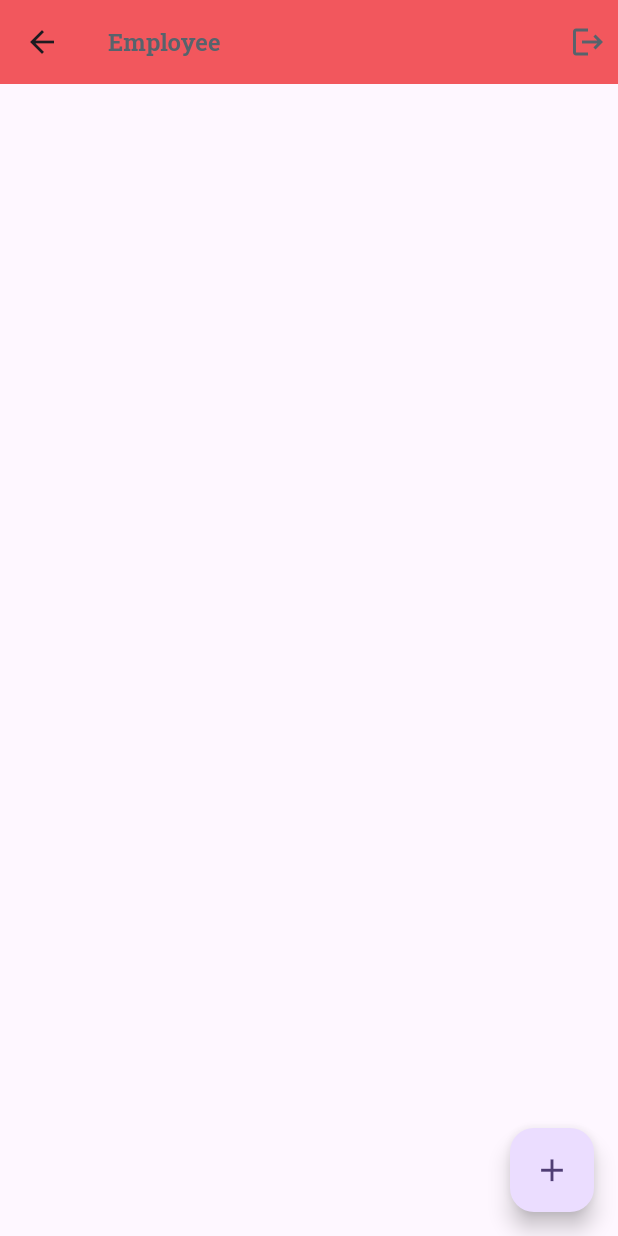
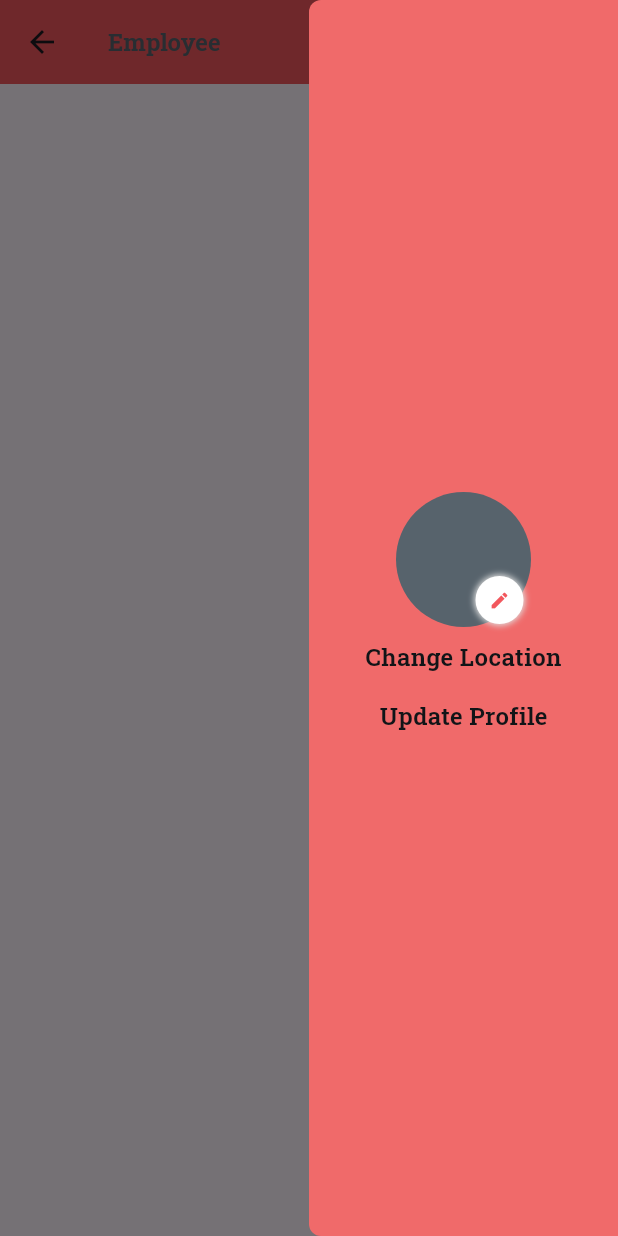
Before and after one commit to salahvk/magadh_tech_project, a Flutter app: the HomeScreen screen opened by its route, with the side drawer open (before the commit the screen has no drawer), on a phone screen of 412 x 824 dp. Run offline on Flutter 3.47's test engine with Material 2 defaults, Android fonts, the phone set to English and light mode, and no system bars; drawn by our look-alikes of cached_network_image, pull_to_refresh; our stand-ins replace dartz, firebase_core, font_awesome_flutter, freezed_annotation, google_fonts, google_maps_flutter and 7 more; missing offline and left inert: multi_state_button; accounts and stored records are empty; generated files the repository leaves out were written again; network calls fail.

Commit message:
update desing added

```diff
--- a/lib/data/providers/data_provider.dart
+++ b/lib/data/providers/data_provider.dart
@@ -1,8 +1,12 @@
 import 'package:flutter/material.dart';
+import 'package:image_picker/image_picker.dart';
+import 'package:magadh_tech/data/model/login_verify_model.dart';
 import 'package:magadh_tech/data/model/user_list.dart';
 
 class DataProvider with ChangeNotifier {
   UsersListModel? usersListModel;
+  LoginVerifyModel? loginVerifyModel;
+  XFile? imageFile;
 
   void getUserData(UsersListModel value) {
     if (usersListModel?.users != null) {
@@ -14,4 +18,10 @@ class DataProvider with ChangeNotifier {
     }
     notifyListeners();
   }
+
+  void getProfileData(LoginVerifyModel value) {
+    loginVerifyModel = value;
+
+    notifyListeners();
+  }
 }
--- a/lib/data/services/login_services.dart
+++ b/lib/data/services/login_services.dart
@@ -8,4 +8,6 @@ abstract class MagadhServices {
   Future<Either<MainFailure, LoginRequestModel>> userLogin();
   Future<Either<MainFailure, UsersListModel>> getUsers();
   Future<Either<MainFailure, LoginVerifyModel>> loginVerify();
+  Future<Either<MainFailure, LoginVerifyModel>> verifyToken();
+  Future<Either<MainFailure, LoginVerifyModel>> updateProfile();
 }
--- a/lib/presentation/screens/home_page.dart
+++ b/lib/presentation/screens/home_page.dart
@@ -6,6 +6,7 @@ import 'package:magadh_tech/controllers/text_controllers.dart';
 import 'package:magadh_tech/presentation/screens/user_detail_screen.dart';
 import 'package:magadh_tech/data/providers/data_provider.dart';
 import 'package:magadh_tech/data/repositories/login_request.dart';
+import 'package:magadh_tech/presentation/widgets/custom_drawer.dart';
 import 'package:magadh_tech/utils/color_manager.dart';
 import 'package:magadh_tech/utils/style_manager.dart';
 import 'package:provider/provider.dart';
@@ -48,6 +49,7 @@ class _HomeScreenState extends State<HomeScreen> {
   Widget build(BuildContext context) {
     final provider = Provider.of<DataProvider>(context, listen: true);
     final userData = provider.usersListModel?.users;
+    final size = MediaQuery.of(context).size;
     return Scaffold(
       appBar: AppBar(
         backgroundColor: ColorManager.primary,
@@ -56,20 +58,53 @@ class _HomeScreenState extends State<HomeScreen> {
           style: getSemiBoldtStyle(color: ColorManager.grayDark, fontSize: 16),
         ),
         actions: [
-          InkWell(
-            onTap: () {
-              // logoutFun(context);
-            },
-            child: const Padding(
-              padding: EdgeInsets.all(8.0),
-              child: Icon(
-                Icons.logout,
-                color: ColorManager.grayDark,
+          // InkWell(
+          //   onTap: () {
+          //     // logoutFun(context);
+          //   },
+          //   child: const Padding(
+          //     padding: EdgeInsets.all(8.0),
+          //     child: Icon(
+          //       Icons.logout,
+          //       color: ColorManager.grayDark,
+          //     ),
+          //   ),
+          // ),
+          Builder(
+            builder: (context) => InkWell(
+              onTap: () {
+                Scaffold.of(context).openEndDrawer();
+              },
+              child: Padding(
+                padding: const EdgeInsets.all(8.0),
+                child: ClipOval(
+                  child: CachedNetworkImage(
+                    width: 40,
+                    height: 40,
+                    imageUrl:
+                        "https://flutter.magadh.co/${provider.loginVerifyModel?.user?.image}",
+                    errorWidget: (context, url, error) {
+                      return Container(
+                        color: ColorManager.grayDark,
+                      );
+                    },
+                  ),
+                ),
               ),
             ),
           ),
         ],
         elevation: 0,
+      ),
+      endDrawer: SizedBox(
+        width: size.width * .5,
+        // height: size.height * 0.825,
+        // width: mobWth
+        //     ? size.width * 0.6
+        //     : smobWth
+        //         ? w * .7
+        //         : w * .75,
+        child: const CustomDrawer(),
       ),
       floatingActionButton: FloatingActionButton(
         onPressed: () {
--- a/lib/presentation/screens/otp_screen.dart
+++ b/lib/presentation/screens/otp_screen.dart
@@ -167,7 +167,9 @@ class _OtpScreenState extends State<OtpScreen> {
                                 ),
                               ),
                             );
+
                             await LoginImp(context: context).getUsers();
+                            await LoginImp(context: context).verifyToken();
                             Navigator.pushNamed(context, Routes.homeScreen);
                           },
                         );
--- /dev/null
+++ b/lib/presentation/widgets/custom_drawer.dart
@@ -0,0 +1,167 @@
+// ignore_for_file: use_build_context_synchronously
+
+import 'dart:io';
+
+import 'package:cached_network_image/cached_network_image.dart';
+import 'package:flutter/material.dart';
+import 'package:magadh_tech/data/providers/data_provider.dart';
+import 'package:magadh_tech/utils/color_manager.dart';
+import 'package:magadh_tech/utils/style_manager.dart';
+import 'package:provider/provider.dart';
+import 'package:image_picker/image_picker.dart';
+
+class CustomDrawer extends StatefulWidget {
+  const CustomDrawer({
+    Key? key,
+  }) : super(key: key);
+
+  @override
+  State<CustomDrawer> createState() => _CustomDrawerState();
+}
+
+class _CustomDrawerState extends State<CustomDrawer> {
+  final ImagePicker _picker = ImagePicker();
+  bool loading = false;
+  String? imagePath;
+  XFile? imageFile;
+
+  selectImage() async {
+    final XFile? image = await _picker.pickImage(source: ImageSource.gallery);
+    setState(() {
+      imagePath = image?.path;
+      imageFile = image;
+    });
+    final provider = Provider.of<DataProvider>(context, listen: false);
+    provider.imageFile = image;
+    final imageName = image?.name;
+    if (image == null) {
+      return;
+    }
+    // // updateProfile(imageName);
+    // setState(() {
+    //   isLoading = true;
+    // });
+    // // await upload(image);
+    // setState(() {
+    //   isLoading = false;
+    // });
+  }
+
+  @override
+  Widget build(BuildContext context) {
+    final provider = Provider.of<DataProvider>(context, listen: false);
+    final profileData = provider.loginVerifyModel?.user;
+
+    return Container(
+        decoration: const BoxDecoration(
+          color: ColorManager.errorRed,
+          borderRadius: BorderRadius.only(
+              topLeft: Radius.circular(8), bottomLeft: Radius.circular(8)),
+        ),
+        // margin: const EdgeInsets.all(0.0),
+        // padding: const EdgeInsets.all(0.0),
+        child: Column(
+          mainAxisAlignment: MainAxisAlignment.center,
+          children: [
+            Column(
+              children: [
+                Stack(
+                  children: [
+                    ClipOval(
+                      child: imageFile != null
+                          ? Image.file(
+                              File(imagePath ?? ''),
+                              height: 90,
+                              width: 90,
+                              fit: BoxFit.cover,
+                            )
+                          : CachedNetworkImage(
+                              width: 90,
+                              height: 90,
+                              imageUrl:
+                                  "https://flutter.magadh.co/${profileData?.image}",
+                              errorWidget: (context, url, error) {
+                                return Container(
+                                  color: ColorManager.grayDark,
+                                );
+                              },
+                              fit: BoxFit.cover,
+                            ),
+                    ),
+                    Positioned(
+                      right: 5,
+                      bottom: 2,
+                      child: InkWell(
+                        onTap: () {
+                          selectImage();
+                        },
+                        child: Container(
+                          decoration: BoxDecoration(
+                            shape: BoxShape.circle,
+                            boxShadow: [
+                              BoxShadow(
+                                color: Colors.grey.shade300,
+                                spreadRadius: 1,
+                                blurRadius: 3,
+                                // offset: const Offset(2, 2.5),
+                              ),
+                            ],
+                          ),
+                          child: const CircleAvatar(
+                            radius: 16,
+                            backgroundColor: Colors.white,
+                            child: Icon(
+                              Icons.edit,
+                              size: 14,
+                              color: ColorManager.primary,
+                            ),
+                          ),
+                        ),
+                      ),
+                    ),
+                  ],
+                ),
+              ],
+            ),
+            InkWell(
+              onTap: () {},
+              child: Padding(
+                padding: const EdgeInsets.all(8.0),
+                child: Text(
+                  "Change Location",
+                  style: getSemiBoldtStyle(
+                      color: ColorManager.background, fontSize: 16),
+                ),
+              ),
+            ),
+            InkWell(
+              onTap: () {},
+              child: Padding(
+                padding: const EdgeInsets.all(8.0),
+                child: Text(
+                  "Update Profile",
+                  style: getSemiBoldtStyle(
+                      color: ColorManager.background, fontSize: 16),
+                ),
+              ),
+            ),
+          ],
+        ));
+  }
+
+  logOUtFunction() async {
+    allowfunction(context);
+    // showDialog(
+    //     context: context,
+    //     builder: (context) => const DialogueBox(),
+    //     barrierDismissible: false);
+  }
+
+  allowfunction(BuildContext context) async {
+    setState(() {
+      loading = true;
+    });
+    // await logoutFun(context);
+    // await Hive.box("token").clear();
+  }
+}
--- a/pubspec.yaml
+++ b/pubspec.yaml
@@ -52,6 +52,7 @@ dependencies:
   cached_network_image: ^3.2.3
   firebase_core: ^2.15.0
   google_maps_flutter: ^2.3.1
+  image_picker: ^1.0.1
 
 dev_dependencies:
   flutter_test:
```
Also changed, not shown: lib/data/repositories/login_request.dart (+72 -0 lines), lib/utils/convert_image.dart (added, +7 -0 lines), pubspec.lock, 5 other files.
